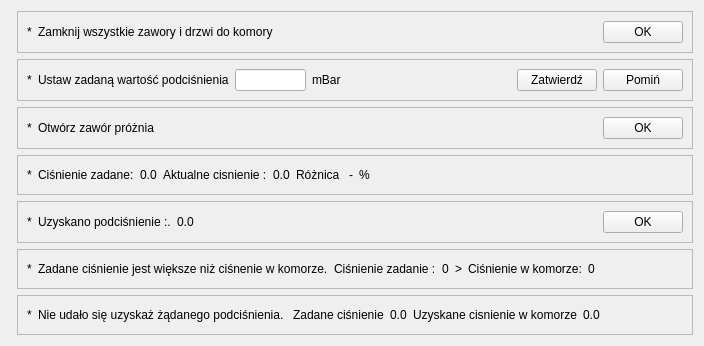
The window that app/nowytest_3.ui (wiacekmarcin/StanowiskoChemiczne) describes before a commit, drawn with Qt 5.
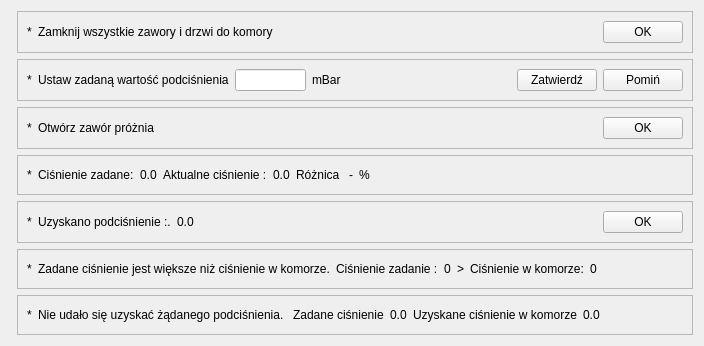
The same window after the commit. Custom widgets are drawn as their Qt base class.

Diff of the .ui file:
```diff
--- a/app/nowytest_3.ui
+++ b/app/nowytest_3.ui
@@ -205,7 +205,7 @@
       <item>
        <widget class="QLabel" name="txt_4_2">
         <property name="text">
-         <string>Aktualne cisnienie :</string>
+         <string>Aktualne ciśnienie :</string>
         </property>
        </widget>
       </item>
@@ -325,7 +325,7 @@
       <item>
        <widget class="QLabel" name="txt6_1">
         <property name="text">
-         <string>Zadane ciśnienie jest większe niż ciśnenie w komorze.</string>
+         <string>Zadane ciśnienie jest większe niż ciśnienie w komorze.</string>
         </property>
        </widget>
       </item>
@@ -399,7 +399,7 @@
       <item>
        <widget class="QLabel" name="txt7_1">
         <property name="text">
-         <string>Nie udało się uzyskaż żądanego podciśnienia. </string>
+         <string>Nie udało się uzyskać żądanego podciśnienia. </string>
         </property>
        </widget>
       </item>
@@ -420,7 +420,7 @@
       <item>
        <widget class="QLabel" name="txt7_3">
         <property name="text">
-         <string>Uzyskane cisnienie w komorze</string>
+         <string>Uzyskane ciśnienie w komorze</string>
         </property>
        </widget>
       </item>
```
